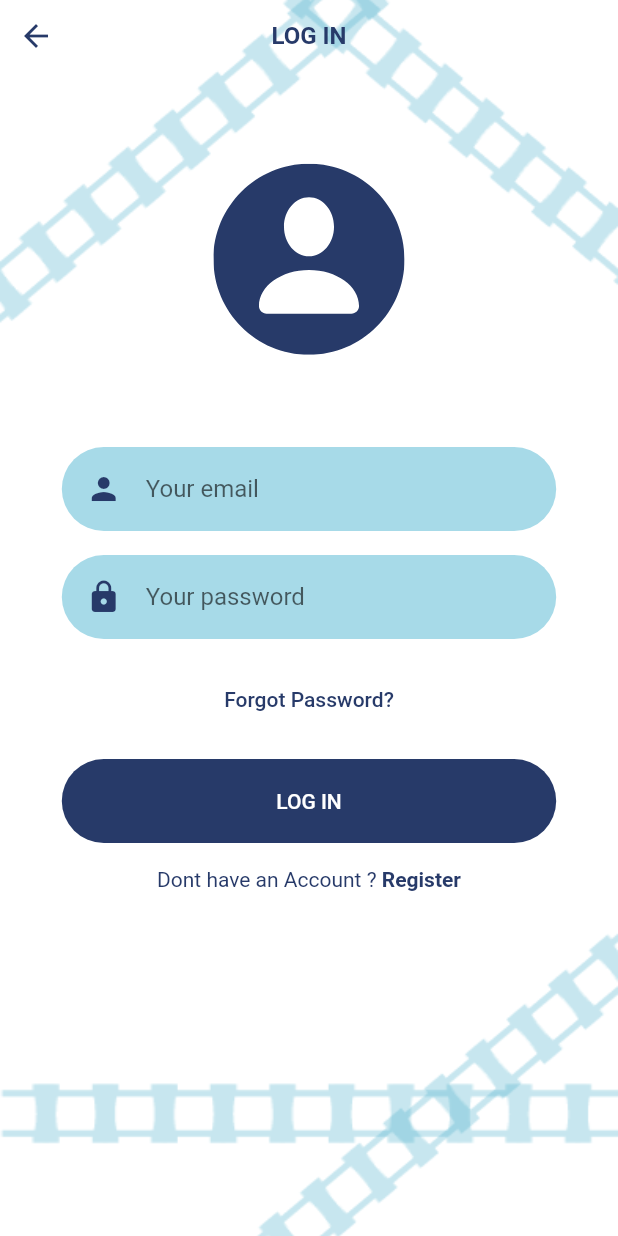
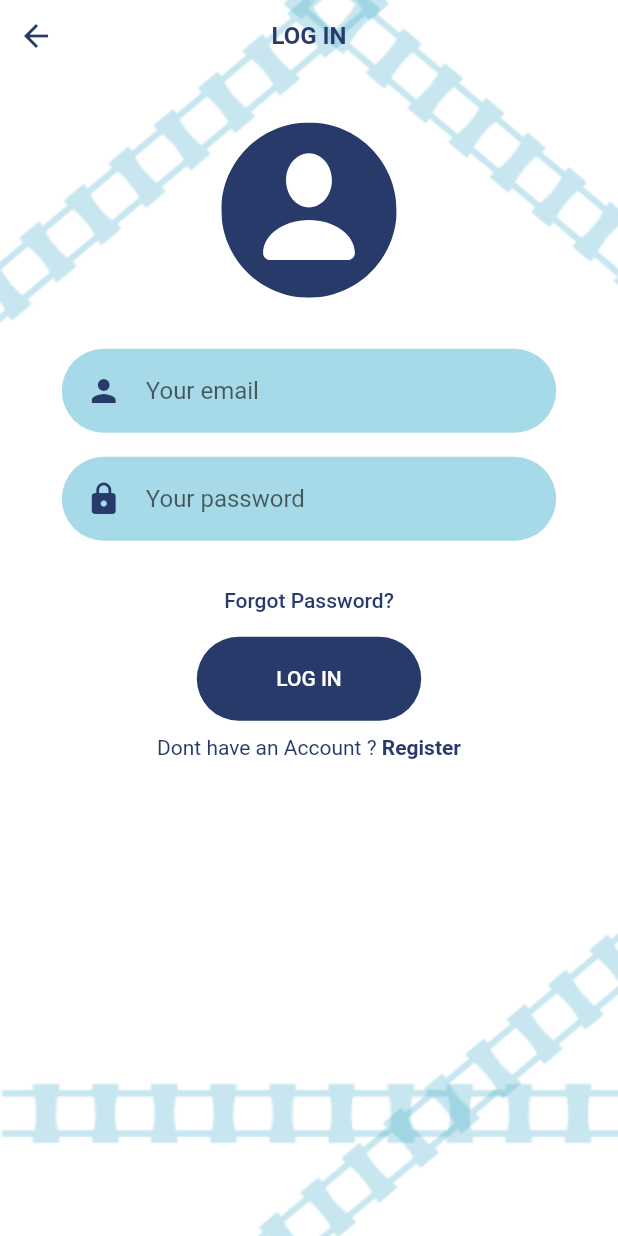
Before and after one commit to ReemaSaf/2022-GP1-20, a Flutter app: the screen it shows after launch, after a tap on "LOG IN", on a phone screen of 412 x 824 dp. Run offline on Flutter 3.47's test engine with Material 2 defaults, Android fonts, the phone set to English and light mode, and no system bars; our stand-ins replace cloud_firestore, firebase_auth, firebase_core, flutter_svg, get, google_maps_flutter; missing offline and left inert: cloud_firestore_web, firebase_auth_web, firebase_core_web; accounts and stored records are empty.

Commit message:
modifocations on login and edit view map

```diff
--- a/lib/Homepage/viewmap.dart
+++ b/lib/Homepage/viewmap.dart
@@ -37,7 +37,7 @@ class _ViewMap extends State<ViewMap> {
         backgroundColor: blueColor,
         child: const Icon(Icons.logout_rounded),
       ),
-      floatingActionButtonLocation: FloatingActionButtonLocation.startDocked,
+      floatingActionButtonLocation: FloatingActionButtonLocation.miniStartTop,
       body: GoogleMap(
         initialCameraPosition: const CameraPosition(
           target: LatLng(24.71619956670347, 46.68385748947401),
--- a/lib/Login/components/login_form.dart
+++ b/lib/Login/components/login_form.dart
@@ -80,8 +80,9 @@ class LoginForm extends StatelessWidget {
                   style: TextStyle(color: blueColor),
                 )),
           ),
-          const SizedBox(height: defaultPadding),
-          ElevatedButton(
+          Padding(
+            padding: const EdgeInsets.symmetric(horizontal: 90.0),
+            child: ElevatedButton(
               onPressed: () async {
                 if (_formKey.currentState!.validate()) {
                   await AuthController().signInWithEmailAndPassword(
@@ -93,15 +94,13 @@ class LoginForm extends StatelessWidget {
                 "Log In".toUpperCase(),
               ),
             ),
-          const SizedBox(height: defaultPadding),
+          ),
+          const SizedBox(height: 10.0),
           AlreadyHaveAnAccountCheck(
             press: () {
               Get.off(const SignUpScreen());
             },
           ),
-          const SizedBox(
-            height: 20,
-          )
         ],
       ),
     );
--- a/lib/Login/components/login_screen_top_image.dart
+++ b/lib/Login/components/login_screen_top_image.dart
@@ -35,19 +35,16 @@ class LoginScreenTopImage extends StatelessWidget {
                 )),
           ],
         ),
-        //  const SizedBox(height: defaultPadding * 0.1),
         Row(
           children: [
             const Spacer(),
             Expanded(
               flex: 6,
-              child: SvgPicture.asset("assets/icons/user.svg",
-                  width: 190.0, height: 250.0),
+              child: SvgPicture.asset("assets/icons/user.svg"),
             ),
             const Spacer(),
           ],
         ),
-        // const SizedBox(height: defaultPadding * 0.1),
       ],
     );
   }
--- a/lib/Register/components/sign_up_top_image.dart
+++ b/lib/Register/components/sign_up_top_image.dart
@@ -40,8 +40,7 @@ class SignUpScreenTopImage extends StatelessWidget {
             const Spacer(),
             Expanded(
               flex: 6,
-              child: SvgPicture.asset("assets/icons/user.svg",
-                  width: 190.0, height: 250.0),
+              child: SvgPicture.asset("assets/icons/user.svg"),
             ),
             const Spacer(),
           ],
--- a/lib/Welcome/components/login_signup_btn.dart
+++ b/lib/Welcome/components/login_signup_btn.dart
@@ -15,7 +15,9 @@ class LoginAndSignupBtn extends StatelessWidget {
   Widget build(BuildContext context) {
     return Column(
       children: [
-        ElevatedButton(
+        Padding(
+          padding: const EdgeInsets.symmetric(horizontal: 20.0),
+          child: ElevatedButton(
             onPressed: () {
               Get.to(const LoginScreen());
             },
@@ -24,8 +26,11 @@ class LoginAndSignupBtn extends StatelessWidget {
               style: const TextStyle(color: Colors.white, fontSize: 17),
             ),
           ),
+        ),
         const SizedBox(height: 16),
-        ElevatedButton(
+        Padding(
+          padding: const EdgeInsets.symmetric(horizontal: 20.0),
+          child: ElevatedButton(
             onPressed: () {
               Get.to(const SignUpScreen());
             },
@@ -36,7 +41,8 @@ class LoginAndSignupBtn extends StatelessWidget {
               style: const TextStyle(color: Colors.white, fontSize: 17),
             ),
           ),
-        const SizedBox(height: 16),
+        ),
+        const SizedBox(height: 8.0),
         TextButton(
             onPressed: () async {
               await AuthController().signUpAsGuest();
@@ -46,7 +52,7 @@ class LoginAndSignupBtn extends StatelessWidget {
               style: TextStyle(
                 color: greyColor,
                 decoration: TextDecoration.underline,
-                fontSize: 16,
+                fontSize: 17,
               ),
             )),
       ],
--- a/lib/main.dart
+++ b/lib/main.dart
@@ -5,7 +5,6 @@ import 'package:get/get.dart';
 import 'Homepage/viewmap.dart';
 import 'Welcome/welcome_screen.dart';
 import 'helpers/firebase_options.dart';
-import 'Homepage/navigation.dart';
 import 'others/constants.dart';
 
 Future<void> main() async {
--- a/lib/others/already_have_an_account_acheck.dart
+++ b/lib/others/already_have_an_account_acheck.dart
@@ -18,7 +18,7 @@ class AlreadyHaveAnAccountCheck extends StatelessWidget {
       children: <Widget>[
         Text(
           login ? "Dont have an Account ? " : "Already have an Account ? ",
-          style: const TextStyle(color: blueColor),
+          style: const TextStyle(color: blueColor, fontSize: 14),
         ),
         GestureDetector(
           onTap: press as void Function()?,
```
Also changed, not shown: lib/Homepage/navigation.dart (+15 -11 lines), lib/Register/components/signup_form.dart (+5 -3 lines), 7 other files. Lines whose indentation alone changed are shown as unchanged.
